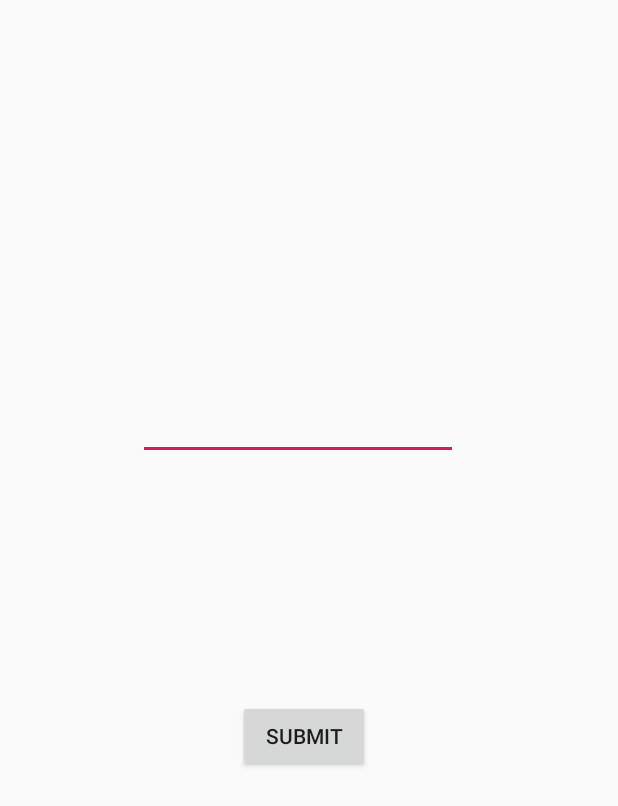
After one commit to javis-song/Graduate-onboarding, an Android app: the PostQuestion screen opened directly, with no data from a screen before it, on a phone screen of 412 x 824 dp. The commit adds this screen. Shown: the top 806 px of the screen. Run offline under Robolectric (Android 15) with nearby library versions, the phone set to English and light mode, and no system bars.

Commit message:
add question and reply post

```diff
--- a/app/src/main/AndroidManifest.xml
+++ b/app/src/main/AndroidManifest.xml
@@ -12,7 +12,9 @@
         android:roundIcon="@mipmap/ic_launcher_round"
         android:supportsRtl="true"
         android:theme="@style/AppTheme">
-        <activity android:name=".ReplyActivity"></activity>
+        <activity android:name=".PostReply"></activity>
+        <activity android:name=".PostQuestion" />
+        <activity android:name=".ReplyActivity" />
         <activity android:name=".Discussion" />
         <activity android:name=".Profile" />
         <activity android:name=".OfficialDocument" />
--- /dev/null
+++ b/app/src/main/java/com/example/afinal/PostQuestion.java
@@ -0,0 +1,59 @@
+package com.example.afinal;
+
+import androidx.appcompat.app.AppCompatActivity;
+
+import android.content.Intent;
+import android.os.AsyncTask;
+import android.os.Bundle;
+import android.util.Log;
+import android.view.View;
+import android.widget.AdapterView;
+import android.widget.EditText;
+
+import org.json.JSONException;
+import org.json.JSONObject;
+
+import java.io.BufferedWriter;
+import java.io.DataOutputStream;
+import java.io.InputStream;
+import java.io.InputStreamReader;
+import java.io.OutputStreamWriter;
+import java.io.Writer;
+import java.net.HttpURLConnection;
+import java.net.URL;
+
+public class PostQuestion extends AppCompatActivity {
+
+    @Override
+    protected void onCreate(Bundle savedInstanceState) {
+        super.onCreate(savedInstanceState);
+        setContentView(R.layout.activity_post_question);
+
+        View addQuestion = findViewById(R.id.button);
+        addQuestion.setOnClickListener(new AdapterView.OnClickListener() {
+            @Override
+            public void onClick(View v) {
+                // get the question
+                EditText editText = findViewById(R.id.question);
+                String text = editText.getText().toString();
+
+                // prepare the JSON data
+                JSONObject postData = new JSONObject();
+                try {
+                    postData.put("question", text);
+                    postData.put("id", "CS");
+                } catch (JSONException e) {
+                    e.printStackTrace();
+                }
+
+                // send the question
+                String url = "https://gt-onboarding.appspot.com/qna";
+                new SendDeviceDetails().execute(url, postData.toString());
+
+                // return to the discussion
+                Intent intent = new Intent(getApplicationContext(), Discussion.class);
+                startActivity(intent);
+            }
+        });
+    }
+}
--- a/app/src/main/res/layout/activity_discussion.xml
+++ b/app/src/main/res/layout/activity_discussion.xml
@@ -43,7 +43,7 @@
         android:textSize="32dp"/>
 
     <ImageView
-        android:id="@+id/imageView"
+        android:id="@+id/addQuestion"
         android:layout_width="64dp"
         android:layout_height="64dp"
         android:layout_above="@id/bottom_navigation"
--- /dev/null
+++ b/app/src/main/res/layout/activity_post_question.xml
@@ -0,0 +1,36 @@
+<?xml version="1.0" encoding="utf-8"?>
+<androidx.constraintlayout.widget.ConstraintLayout xmlns:android="http://schemas.android.com/apk/res/android"
+    xmlns:app="http://schemas.android.com/apk/res-auto"
+    xmlns:tools="http://schemas.android.com/tools"
+    android:layout_width="match_parent"
+    android:layout_height="match_parent"
+    tools:context=".PostQuestion">
+
+    <EditText
+        android:id="@+id/question"
+        android:layout_width="wrap_content"
+        android:layout_height="wrap_content"
+        android:layout_marginStart="92dp"
+        android:layout_marginTop="261dp"
+        android:layout_marginEnd="106dp"
+        android:ems="10"
+        android:gravity="start|top"
+        android:inputType="textMultiLine"
+        app:layout_constraintEnd_toEndOf="parent"
+        app:layout_constraintHorizontal_bias="0.0"
+        app:layout_constraintStart_toStartOf="parent"
+        app:layout_constraintTop_toTopOf="parent" />
+
+    <Button
+        android:id="@+id/button"
+        android:layout_width="wrap_content"
+        android:layout_height="wrap_content"
+        android:layout_marginStart="158dp"
+        android:layout_marginTop="160dp"
+        android:layout_marginEnd="165dp"
+        android:text="Submit"
+        app:layout_constraintEnd_toEndOf="parent"
+        app:layout_constraintStart_toStartOf="parent"
+        app:layout_constraintTop_toBottomOf="@+id/question" />
+
+</androidx.constraintlayout.widget.ConstraintLayout>
--- a/app/src/main/res/layout/activity_reply.xml
+++ b/app/src/main/res/layout/activity_reply.xml
@@ -42,7 +42,7 @@
     />
 
     <ImageView
-        android:id="@+id/imageView"
+        android:id="@+id/addReply"
         android:layout_width="64dp"
         android:layout_height="64dp"
         android:layout_above="@id/bottom_navigation"
```
Also changed, not shown: app/src/main/java/com/example/afinal/Discussion.java (+13 -1 lines), app/src/main/java/com/example/afinal/PostReply.java (added, +61 -0 lines), app/src/main/java/com/example/afinal/ReplyActivity.java (+14 -0 lines), app/src/main/java/com/example/afinal/SendDeviceDetails.java (added, +58 -0 lines), app/src/main/res/layout/activity_post_reply.xml (added, +34 -0 lines).
